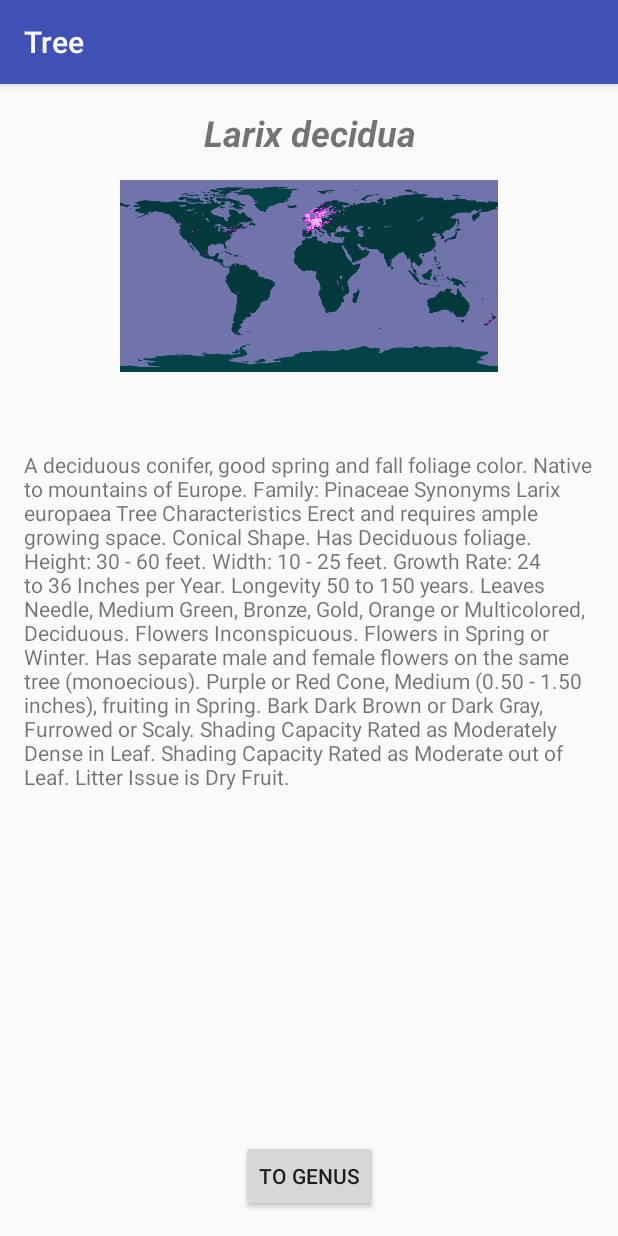
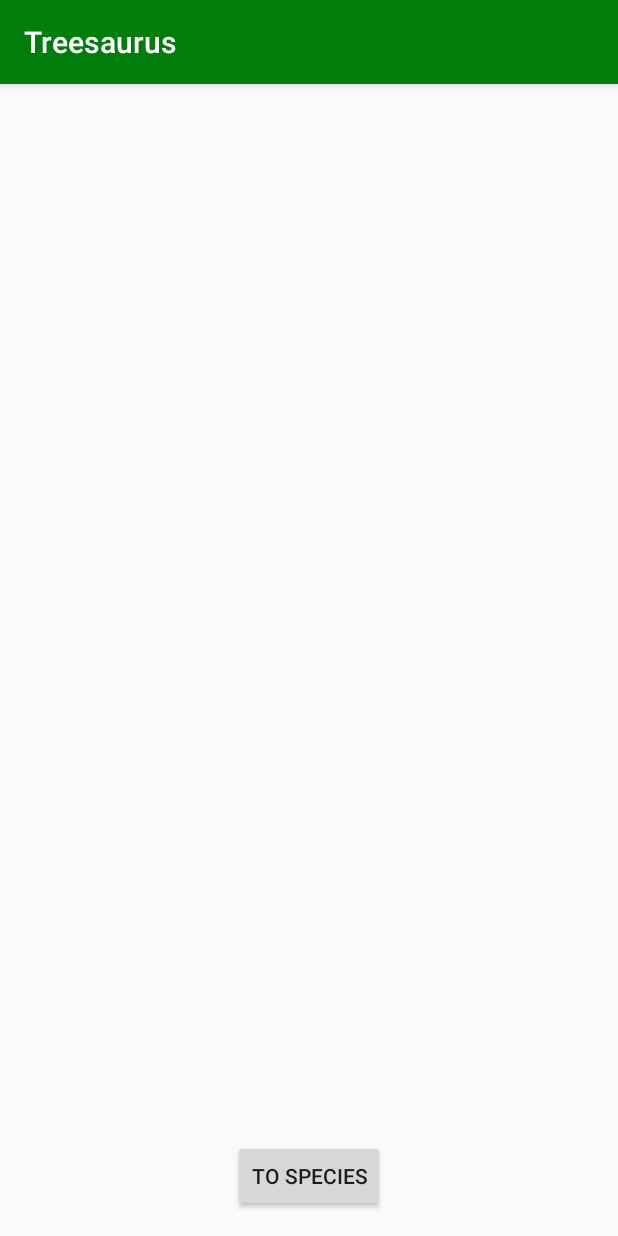
Before and after one commit to JPUF/TreeAndroid, an Android app: the screen it shows after launch (SpeciesActivity before the commit, HomeActivity after it), on a phone screen of 412 x 824 dp. Run offline under Robolectric (Android 15) with nearby library versions, the phone set to English and light mode, and no system bars.

Commit message:
Added a home page, changed Action bar labels, and changed colour.

```diff
--- /dev/null
+++ b/app/src/main/java/com/example/psyjb12/tree/HomeActivity.java
@@ -0,0 +1,20 @@
+package com.example.psyjb12.tree;
+
+import android.content.Intent;
+import android.support.v7.app.AppCompatActivity;
+import android.os.Bundle;
+import android.view.View;
+
+public class HomeActivity extends AppCompatActivity {
+
+    @Override
+    protected void onCreate(Bundle savedInstanceState) {
+        super.onCreate(savedInstanceState);
+        setContentView(R.layout.activity_home);
+    }
+
+    public void toSpecies(View view) {
+        Intent intent = new Intent(this, SpeciesActivity.class);
+        startActivity(intent);
+    }
+}
--- /dev/null
+++ b/app/src/main/res/layout/activity_home.xml
@@ -0,0 +1,21 @@
+<?xml version="1.0" encoding="utf-8"?>
+<android.support.constraint.ConstraintLayout xmlns:android="http://schemas.android.com/apk/res/android"
+    xmlns:app="http://schemas.android.com/apk/res-auto"
+    xmlns:tools="http://schemas.android.com/tools"
+    android:layout_width="match_parent"
+    android:layout_height="match_parent"
+    tools:context=".HomeActivity">
+
+    <Button
+        android:id="@+id/button"
+        android:layout_width="wrap_content"
+        android:layout_height="wrap_content"
+        android:layout_marginStart="16dp"
+        android:layout_marginEnd="16dp"
+        android:layout_marginBottom="16dp"
+        android:onClick="toSpecies"
+        android:text="@string/home_button"
+        app:layout_constraintBottom_toBottomOf="parent"
+        app:layout_constraintEnd_toEndOf="parent"
+        app:layout_constraintStart_toStartOf="parent" />
+</android.support.constraint.ConstraintLayout>
--- a/app/src/main/res/layout/activity_species.xml
+++ b/app/src/main/res/layout/activity_species.xml
@@ -68,9 +68,9 @@
         android:id="@+id/notes"
         android:layout_width="0dp"
         android:layout_height="wrap_content"
-        android:layout_marginEnd="16dp"
         android:layout_marginStart="16dp"
         android:layout_marginTop="244dp"
+        android:layout_marginEnd="16dp"
         android:text="@string/notes"
         app:layout_constraintEnd_toEndOf="parent"
         app:layout_constraintHorizontal_bias="0.0"
--- a/app/src/main/res/values/colors.xml
+++ b/app/src/main/res/values/colors.xml
@@ -1,6 +1,6 @@
 <?xml version="1.0" encoding="utf-8"?>
 <resources>
-    <color name="colorPrimary">#3F51B5</color>
-    <color name="colorPrimaryDark">#303F9F</color>
-    <color name="colorAccent">#FF4081</color>
+    <color name="colorPrimary">#007D0A</color>
+    <color name="colorPrimaryDark">#00550A</color>
+    <color name="colorAccent">#CCA200</color>
 </resources>
--- a/app/src/main/res/values/strings.xml
+++ b/app/src/main/res/values/strings.xml
@@ -1,9 +1,10 @@
 <resources>
-    <string name="app_name">Tree</string>
+    <string name="app_name">Treesaurus</string>
     <string name="scientific_name">Scientific Name</string>
     <string name="proj0_description">The left half of the world projection</string>
     <string name="proj1_description">The right half of the world projection</string>
-    <string name="notes">A deciduous conifer, good spring and fall foliage color. Native to mountains of Europe. Family: Pinaceae Synonyms Larix europaea Tree Characteristics Erect and requires ample growing space. Conical Shape. Has Deciduous foliage. Height: 30 - 60 feet. Width: 10 - 25 feet. Growth Rate: 24 to 36 Inches per Year. Longevity 50 to 150 years. Leaves Needle, Medium Green, Bronze, Gold, Orange or Multicolored, Deciduous. Flowers Inconspicuous. Flowers in Spring or Winter. Has separate male and female flowers on the same tree (monoecious). Purple or Red Cone, Medium (0.50 - 1.50 inches), fruiting in Spring. Bark Dark Brown or Dark Gray, Furrowed or Scaly. Shading Capacity Rated as Moderately Dense in Leaf. Shading Capacity Rated as Moderate out of Leaf. Litter Issue is Dry Fruit.</string>
+    <string name="notes">A deciduous conifer, good spring and fall foliage color. Native to mountains of Europe. Family: Pinaceae Synonyms Larix europaea.</string>
     <string name="genusTitle">Genus</string>
     <string name="species_button">To Genus</string>
+    <string name="home_button">To Species</string>
 </resources>
```
Also changed, not shown: app/src/main/AndroidManifest.xml (+13 -4 lines).
